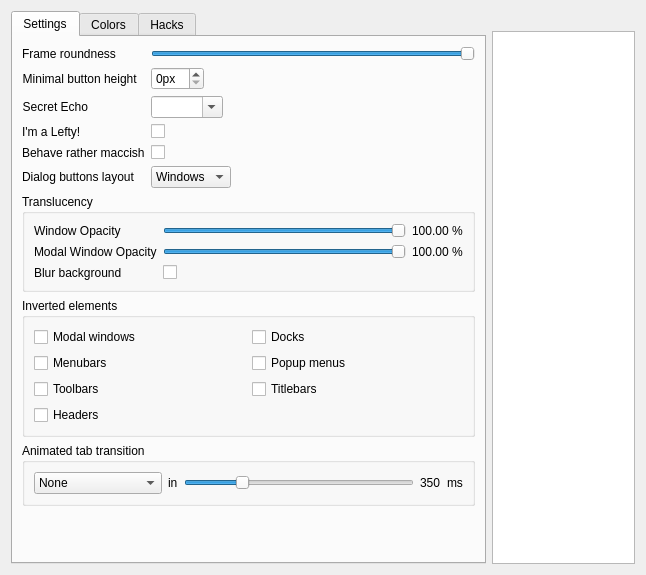
Before: the Qt Designer form config/config.ui in luebking/virtuality, drawn with Qt 5.
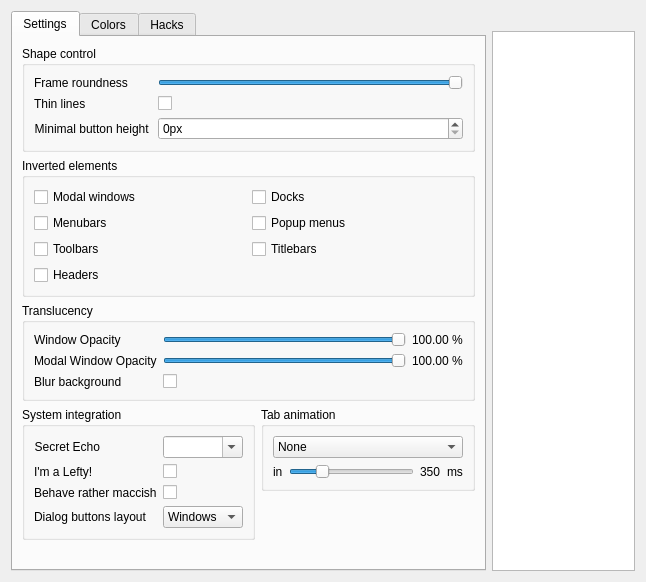
After: the same form once the commit is applied.

Commit message: expose frame stroke with as boolean whether "thin"

Diff of the .ui file:
```diff
--- a/config/config.ui
+++ b/config/config.ui
@@ -7,7 +7,7 @@
     <x>0</x>
     <y>0</y>
     <width>646</width>
-    <height>575</height>
+    <height>582</height>
    </rect>
   </property>
   <property name="sizePolicy">
@@ -35,167 +35,8 @@
       <attribute name="title">
        <string>Settings</string>
       </attribute>
-      <layout class="QVBoxLayout" name="verticalLayout_3">
-       <item>
-        <layout class="QFormLayout" name="formLayout_2">
-         <property name="fieldGrowthPolicy">
-          <enum>QFormLayout::ExpandingFieldsGrow</enum>
-         </property>
-         <item row="0" column="0">
-          <widget class="QLabel" name="label_63">
-           <property name="text">
-            <string>Frame roundness</string>
-           </property>
-          </widget>
-         </item>
-         <item row="0" column="1">
-          <widget class="QSlider" name="roundness">
-           <property name="maximum">
-            <number>40</number>
-           </property>
-           <property name="pageStep">
-            <number>4</number>
-           </property>
-           <property name="value">
-            <number>40</number>
-           </property>
-           <property name="sliderPosition">
-            <number>40</number>
-           </property>
-           <property name="orientation">
-            <enum>Qt::Horizontal</enum>
-           </property>
-          </widget>
-         </item>
-         <item row="1" column="0">
-          <widget class="QLabel" name="label_41">
-           <property name="text">
-            <string>Minimal button height </string>
-           </property>
-           <property name="alignment">
-            <set>Qt::AlignRight|Qt::AlignTrailing|Qt::AlignVCenter</set>
-           </property>
-          </widget>
-         </item>
-         <item row="1" column="1">
-          <widget class="QSpinBox" name="btnMinHeight">
-           <property name="suffix">
-            <string>px</string>
-           </property>
-          </widget>
-         </item>
-         <item row="2" column="0">
-          <widget class="QLabel" name="label_17">
-           <property name="font">
-            <font>
-             <weight>50</weight>
-             <bold>false</bold>
-            </font>
-           </property>
-           <property name="text">
-            <string>Secret Echo</string>
-           </property>
-           <property name="alignment">
-            <set>Qt::AlignRight|Qt::AlignTrailing|Qt::AlignVCenter</set>
-           </property>
-          </widget>
-         </item>
-         <item row="2" column="1">
-          <widget class="QComboBox" name="pwEchoChar">
-           <property name="sizePolicy">
-            <sizepolicy hsizetype="Preferred" vsizetype="Fixed">
-             <horstretch>0</horstretch>
-             <verstretch>0</verstretch>
-            </sizepolicy>
-           </property>
-           <property name="minimumSize">
-            <size>
-             <width>40</width>
-             <height>0</height>
-            </size>
-           </property>
-           <property name="editable">
-            <bool>true</bool>
-           </property>
-           <property name="frame">
-            <bool>true</bool>
-           </property>
-          </widget>
-         </item>
-         <item row="3" column="0">
-          <widget class="QLabel" name="label_54">
-           <property name="text">
-            <string>I'm a Lefty!</string>
-           </property>
-          </widget>
-         </item>
-         <item row="3" column="1">
-          <widget class="QCheckBox" name="leftHanded">
-           <property name="font">
-            <font>
-             <weight>50</weight>
-             <bold>false</bold>
-            </font>
-           </property>
-           <property name="text">
-            <string/>
-           </property>
-          </widget>
-         </item>
-         <item row="4" column="0">
-          <widget class="QLabel" name="label_53">
-           <property name="text">
-            <string>Behave rather maccish</string>
-           </property>
-          </widget>
-         </item>
-         <item row="4" column="1">
-          <widget class="QCheckBox" name="macStyle">
-           <property name="font">
-            <font>
-             <weight>50</weight>
-             <bold>false</bold>
-            </font>
-           </property>
-           <property name="text">
-            <string/>
-           </property>
-          </widget>
-         </item>
-         <item row="5" column="0">
-          <widget class="QLabel" name="label_38">
-           <property name="text">
-            <string>Dialog buttons layout</string>
-           </property>
-          </widget>
-         </item>
-         <item row="5" column="1">
-          <widget class="QComboBox" name="dialogBtnLayout">
-           <item>
-            <property name="text">
-             <string>Windows</string>
-            </property>
-           </item>
-           <item>
-            <property name="text">
-             <string>OS X</string>
-            </property>
-           </item>
-           <item>
-            <property name="text">
-             <string>KDE</string>
-            </property>
-           </item>
-           <item>
-            <property name="text">
-             <string>Gnome</string>
-            </property>
-           </item>
-          </widget>
-         </item>
-        </layout>
-       </item>
-       <item>
+      <layout class="QGridLayout" name="gridLayout_5">
+       <item row="2" column="0" colspan="2">
         <widget class="QGroupBox" name="groupBox_2">
          <property name="title">
           <string>Translucency</string>
@@ -295,74 +136,16 @@
          </layout>
         </widget>
        </item>
-       <item>
-        <widget class="QGroupBox" name="groupBox">
-         <property name="title">
-          <string>Inverted elements</string>
-         </property>
-         <layout class="QGridLayout" name="gridLayout">
-          <item row="0" column="0">
-           <widget class="QCheckBox" name="invertModals">
-            <property name="text">
-             <string>Modal windows</string>
-            </property>
-           </widget>
-          </item>
-          <item row="0" column="1">
-           <widget class="QCheckBox" name="invertDocks">
-            <property name="text">
-             <string>Docks</string>
-            </property>
-           </widget>
-          </item>
-          <item row="1" column="0">
-           <widget class="QCheckBox" name="invertMenubars">
-            <property name="text">
-             <string>Menubars</string>
-            </property>
-           </widget>
-          </item>
-          <item row="1" column="1">
-           <widget class="QCheckBox" name="invertPopups">
-            <property name="text">
-             <string>Popup menus</string>
-            </property>
-           </widget>
-          </item>
-          <item row="2" column="0">
-           <widget class="QCheckBox" name="invertToolbars">
-            <property name="text">
-             <string>Toolbars</string>
-            </property>
-           </widget>
-          </item>
-          <item row="2" column="1">
-           <widget class="QCheckBox" name="invertTitlebars">
-            <property name="text">
-             <string>Titlebars</string>
-            </property>
-           </widget>
-          </item>
-          <item row="3" column="0">
-           <widget class="QCheckBox" name="invertHeaders">
-            <property name="text">
-             <string>Headers</string>
-            </property>
-           </widget>
-          </item>
-         </layout>
-        </widget>
-       </item>
-       <item>
+       <item row="3" column="1">
         <widget class="QGroupBox" name="tabTransitionGroup">
          <property name="title">
-          <string>Animated tab transition</string>
+          <string>Tab animation</string>
          </property>
          <property name="flat">
           <bool>true</bool>
          </property>
-         <layout class="QGridLayout" name="gridLayout_5">
-          <item row="0" column="0">
+         <layout class="QVBoxLayout" name="verticalLayout_4">
+          <item>
            <widget class="QComboBox" name="tabTransition">
             <property name="sizePolicy">
              <sizepolicy hsizetype="MinimumExpanding" vsizetype="Fixed">
@@ -442,77 +225,345 @@
             </item>
            </widget>
           </item>
-          <item row="0" column="1">
-           <widget class="QLabel" name="label_2">
+          <item>
+           <layout class="QHBoxLayout" name="horizontalLayout_4">
+            <item>
+             <widget class="QLabel" name="label_2">
+              <property name="text">
+               <string>in</string>
+              </property>
+             </widget>
+            </item>
+            <item>
+             <widget class="QSlider" name="tabAnimDuration">
+              <property name="sizePolicy">
+               <sizepolicy hsizetype="Expanding" vsizetype="Fixed">
+                <horstretch>1</horstretch>
+                <verstretch>0</verstretch>
+               </sizepolicy>
+              </property>
+              <property name="minimum">
+               <number>150</number>
+              </property>
+              <property name="maximum">
+               <number>1000</number>
+              </property>
+              <property name="singleStep">
+               <number>50</number>
+              </property>
+              <property name="pageStep">
+               <number>100</number>
+              </property>
+              <property name="value">
+               <number>350</number>
+              </property>
+              <property name="orientation">
+               <enum>Qt::Horizontal</enum>
+              </property>
+              <property name="tickPosition">
+               <enum>QSlider::NoTicks</enum>
+              </property>
+              <property name="tickInterval">
+               <number>50</number>
+              </property>
+             </widget>
+            </item>
+            <item>
+             <widget class="QLabel" name="label_5">
+              <property name="text">
+               <string>350</string>
+              </property>
+             </widget>
+            </item>
+            <item>
+             <widget class="QLabel" name="label_6">
+              <property name="text">
+               <string>ms</string>
+              </property>
+             </widget>
+            </item>
+           </layout>
+          </item>
+         </layout>
+        </widget>
+       </item>
+       <item row="4" column="1">
+        <spacer name="verticalSpacer_7">
+         <property name="orientation">
+          <enum>Qt::Vertical</enum>
+         </property>
+         <property name="sizeHint" stdset="0">
+          <size>
+           <width>20</width>
+           <height>40</height>
+          </size>
+         </property>
+        </spacer>
+       </item>
+       <item row="3" column="0" rowspan="2">
+        <widget class="QGroupBox" name="groupBox_3">
+         <property name="title">
+          <string>System integration</string>
+         </property>
+         <layout class="QFormLayout" name="formLayout_3">
+          <item row="1" column="0">
+           <widget class="QLabel" name="label_17">
+            <property name="font">
+             <font>
+              <weight>50</weight>
+              <bold>false</bold>
+             </font>
+            </property>
             <property name="text">
-             <string>in</string>
+             <string>Secret Echo</string>
+            </property>
+            <property name="alignment">
+             <set>Qt::AlignRight|Qt::AlignTrailing|Qt::AlignVCenter</set>
             </property>
            </widget>
           </item>
-          <item row="0" column="2">
-           <widget class="QSlider" name="tabAnimDuration">
+          <item row="1" column="1">
+           <widget class="QComboBox" name="pwEchoChar">
             <property name="sizePolicy">
-             <sizepolicy hsizetype="Expanding" vsizetype="Fixed">
-              <horstretch>1</horstretch>
+             <sizepolicy hsizetype="Preferred" vsizetype="Fixed">
+              <horstretch>0</horstretch>
               <verstretch>0</verstretch>
              </sizepolicy>
             </property>
-            <property name="minimum">
-             <number>150</number>
+            <property name="minimumSize">
+             <size>
+              <width>40</width>
+              <height>0</height>
+             </size>
             </property>
+            <property name="editable">
+             <bool>true</bool>
+            </property>
+            <property name="frame">
+             <bool>true</bool>
+            </property>
+           </widget>
+          </item>
+          <item row="2" column="0">
+           <widget class="QLabel" name="label_54">
+            <property name="text">
+             <string>I'm a Lefty!</string>
+            </property>
+           </widget>
+          </item>
+          <item row="2" column="1">
+           <widget class="QCheckBox" name="leftHanded">
+            <property name="font">
+             <font>
+              <weight>50</weight>
+              <bold>false</bold>
+             </font>
+            </property>
+            <property name="text">
+             <string/>
+            </property>
+           </widget>
+          </item>
+          <item row="3" column="0">
+           <widget class="QLabel" name="label_53">
+            <property name="text">
+             <string>Behave rather maccish</string>
+            </property>
+           </widget>
+          </item>
+          <item row="3" column="1">
+           <widget class="QCheckBox" name="macStyle">
+            <property name="font">
+             <font>
+              <weight>50</weight>
+              <bold>false</bold>
+             </font>
+            </property>
+            <property name="text">
+             <string/>
+            </property>
+           </widget>
+          </item>
+          <item row="4" column="0">
+           <widget class="QLabel" name="label_38">
+            <property name="text">
+             <string>Dialog buttons layout</string>
+            </property>
+           </widget>
+          </item>
+          <item row="4" column="1">
+           <widget class="QComboBox" name="dialogBtnLayout">
+            <item>
+             <property name="text">
+              <string>Windows</string>
+             </property>
+            </item>
+            <item>
+             <property name="text">
+              <string>OS X</string>
+             </property>
+            </item>
+            <item>
+             <property name="text">
+              <string>KDE</string>
+             </property>
+            </item>
+            <item>
+             <property name="text">
+              <string>Gnome</string>
+             </property>
+            </item>
+           </widget>
+          </item>
+         </layout>
+         <zorder></zorder>
+         <zorder>dialogBtnLayout</zorder>
+         <zorder>label_54</zorder>
+         <zorder>label_17</zorder>
+         <zorder>label_53</zorder>
+         <zorder>label_38</zorder>
+         <zorder>leftHanded</zorder>
+         <zorder>macStyle</zorder>
+         <zorder>pwEchoChar</zorder>
+        </widget>
+       </item>
+       <item row="5" column="0">
+        <spacer name="verticalSpacer_5">
+         <property name="orientation">
+          <enum>Qt::Vertical</enum>
+         </property>
+         <property name="sizeHint" stdset="0">
+          <size>
+           <width>20</width>
+           <height>40</height>
+          </size>
+         </property>
+        </spacer>
+       </item>
+       <item row="1" column="0" colspan="2">
+        <widget class="QGroupBox" name="groupBox">
+         <property name="title">
+          <string>Inverted elements</string>
+         </property>
+         <layout class="QGridLayout" name="gridLayout">
+          <item row="0" column="0">
+           <widget class="QCheckBox" name="invertModals">
+            <property name="text">
+             <string>Modal windows</string>
+            </property>
+           </widget>
+          </item>
+          <item row="0" column="1">
+           <widget class="QCheckBox" name="invertDocks">
+            <property name="text">
+             <string>Docks</string>
+            </property>
+           </widget>
+          </item>
+          <item row="1" column="0">
+           <widget class="QCheckBox" name="invertMenubars">
+            <property name="text">
+             <string>Menubars</string>
+            </property>
+           </widget>
+          </item>
+          <item row="1" column="1">
+           <widget class="QCheckBox" name="invertPopups">
+            <property name="text">
+             <string>Popup menus</string>
+            </property>
+           </widget>
+          </item>
+          <item row="2" column="0">
+           <widget class="QCheckBox" name="invertToolbars">
+            <property name="text">
+             <string>Toolbars</string>
+            </property>
+           </widget>
+          </item>
+          <item row="2" column="1">
+           <widget class="QCheckBox" name="invertTitlebars">
+            <property name="text">
+             <string>Titlebars</string>
+            </property>
+           </widget>
+          </item>
+          <item row="3" column="0">
+           <widget class="QCheckBox" name="invertHeaders">
+            <property name="text">
+             <string>Headers</string>
+            </property>
+           </widget>
+          </item>
+         </layout>
+        </widget>
+       </item>
+       <item row="0" column="0" colspan="2">
+        <widget class="QGroupBox" name="groupBox_4">
+         <property name="title">
+          <string>Shape control</string>
+         </property>
+         <layout class="QFormLayout" name="formLayout_4">
+          <item row="0" column="0">
+           <widget class="QLabel" name="label_63">
+            <property name="text">
+             <string>Frame roundness</string>
+            </property>
+           </widget>
+          </item>
+          <item row="0" column="1">
+           <widget class="QSlider" name="roundness">
             <property name="maximum">
-             <number>1000</number>
-            </property>
-            <property name="singleStep">
-             <number>50</number>
+             <number>40</number>
             </property>
             <property name="pageStep">
-             <number>100</number>
+             <number>4</number>
             </property>
             <property name="value">
-             <number>350</number>
+             <number>40</number>
+            </property>
+            <property name="sliderPosition">
+             <number>40</number>
             </property>
             <property name="orientation">
              <enum>Qt::Horizontal</enum>
             </property>
-            <property name="tickPosition">
-             <enum>QSlider::NoTicks</enum>
+           </widget>
+          </item>
+          <item row="1" column="0">
+           <widget class="QLabel" name="label_4">
+            <property name="text">
+             <string>Thin lines</string>
             </property>
-            <property name="tickInterval">
-             <number>50</number>
-            </property>
            </widget>
           </item>
-          <item row="0" column="3">
-           <widget class="QLabel" name="label_5">
+          <item row="1" column="1">
+           <widget class="QCheckBox" name="thinLines">
             <property name="text">
-             <string>350</string>
+             <string/>
             </property>
            </widget>
           </item>
-          <item row="0" column="4">
-           <widget class="QLabel" name="label_6">
+          <item row="2" column="0">
+           <widget class="QLabel" name="label_41">
             <property name="text">
-             <string>ms</string>
+             <string>Minimal button height </string>
+            </property>
+            <property name="alignment">
+             <set>Qt::AlignRight|Qt::AlignTrailing|Qt::AlignVCenter</set>
+            </property>
+           </widget>
+          </item>
+          <item row="2" column="1">
+           <widget class="QSpinBox" name="btnMinHeight">
+            <property name="suffix">
+             <string>px</string>
             </property>
            </widget>
           </item>
          </layout>
         </widget>
        </item>
-       <item>
-        <spacer name="verticalSpacer_5">
-         <property name="orientation">
-          <enum>Qt::Vertical</enum>
-         </property>
-         <property name="sizeHint" stdset="0">
-          <size>
-           <width>20</width>
-           <height>171</height>
-          </size>
-         </property>
-        </spacer>
-       </item>
       </layout>
      </widget>
      <widget class="QWidget" name="colors">
```
The commit also changes 3 other files.
